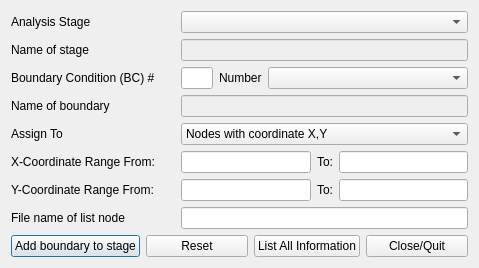
First picture: the form in Source codes/assignboundarycondition.ui, repository pham-hung/Conaxis, before the edit.
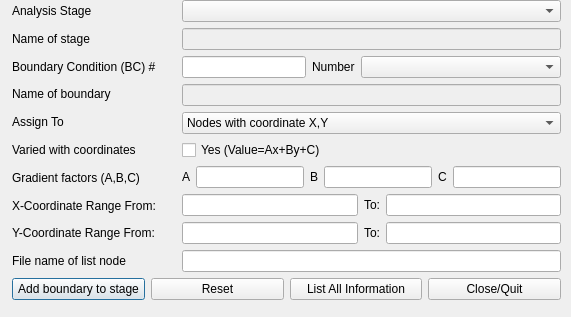
Second picture: the form after the edit.

Patch:
```diff
--- a/Source codes/assignboundarycondition.ui
+++ b/Source codes/assignboundarycondition.ui
@@ -6,16 +6,25 @@
    <rect>
     <x>0</x>
     <y>0</y>
-    <width>479</width>
-    <height>263</height>
+    <width>571</width>
+    <height>317</height>
    </rect>
   </property>
   <property name="windowTitle">
    <string>Assign Boundary Condition</string>
   </property>
+  <widget class="QWidget" name="">
+   <property name="geometry">
+    <rect>
+     <x>12</x>
+     <y>0</y>
+     <width>549</width>
+     <height>301</height>
+    </rect>
+   </property>
   <layout class="QVBoxLayout" name="verticalLayout_3">
    <item>
-    <layout class="QHBoxLayout" name="horizontalLayout_5">
+     <layout class="QHBoxLayout" name="horizontalLayout_9">
      <item>
       <layout class="QVBoxLayout" name="verticalLayout">
        <item>
@@ -53,6 +62,20 @@
          </property>
         </widget>
        </item>
+        <item>
+         <widget class="QLabel" name="label_12">
+          <property name="text">
+           <string>Varied with coordinates</string>
+          </property>
+         </widget>
+        </item>
+        <item>
+         <widget class="QLabel" name="label_15">
+          <property name="text">
+           <string>Gradient factors (A,B,C)</string>
+          </property>
+         </widget>
+        </item>
        <item>
         <widget class="QLabel" name="label_6">
          <property name="text">
@@ -89,7 +112,7 @@
         </widget>
        </item>
        <item>
-        <layout class="QHBoxLayout" name="horizontalLayout">
+         <layout class="QHBoxLayout" name="horizontalLayout_5">
          <item>
           <widget class="QLineEdit" name="stageBoundaryIndexLine"/>
          </item>
@@ -134,8 +157,61 @@
         </widget>
        </item>
        <item>
+         <widget class="QCheckBox" name="gradientCheck">
+          <property name="text">
+           <string>Yes (Value=Ax+By+C) </string>
+          </property>
+         </widget>
+        </item>
+        <item>
+         <layout class="QHBoxLayout" name="horizontalLayout_4">
+          <item>
+           <layout class="QHBoxLayout" name="horizontalLayout_3">
+            <item>
+             <widget class="QLabel" name="label_13">
+              <property name="text">
+               <string>A</string>
+              </property>
+             </widget>
+            </item>
+            <item>
+             <widget class="QLineEdit" name="aFactorLine"/>
+            </item>
+           </layout>
+          </item>
+          <item>
         <layout class="QHBoxLayout" name="horizontalLayout_2">
          <item>
+             <widget class="QLabel" name="label_14">
+              <property name="text">
+               <string>B</string>
+              </property>
+             </widget>
+            </item>
+            <item>
+             <widget class="QLineEdit" name="bFactorLine"/>
+            </item>
+           </layout>
+          </item>
+          <item>
+           <layout class="QHBoxLayout" name="horizontalLayout">
+            <item>
+             <widget class="QLabel" name="label_16">
+              <property name="text">
+               <string>C</string>
+              </property>
+             </widget>
+            </item>
+            <item>
+             <widget class="QLineEdit" name="cFactorLine"/>
+            </item>
+           </layout>
+          </item>
+         </layout>
+        </item>
+        <item>
+         <layout class="QHBoxLayout" name="horizontalLayout_6">
+          <item>
           <widget class="QLineEdit" name="x0Line"/>
          </item>
          <item>
@@ -151,7 +227,7 @@
         </layout>
        </item>
        <item>
-        <layout class="QHBoxLayout" name="horizontalLayout_3">
+         <layout class="QHBoxLayout" name="horizontalLayout_7">
          <item>
           <widget class="QLineEdit" name="y0Line"/>
          </item>
@@ -175,7 +251,7 @@
     </layout>
    </item>
    <item>
-    <layout class="QHBoxLayout" name="horizontalLayout_4">
+     <layout class="QHBoxLayout" name="horizontalLayout_8">
      <item>
       <widget class="QPushButton" name="addButton">
        <property name="text">
@@ -207,6 +283,15 @@
     </layout>
    </item>
   </layout>
+  </widget>
+  <zorder>aFactorLine</zorder>
+  <zorder>label_13</zorder>
+  <zorder>label_14</zorder>
+  <zorder>bFactorLine</zorder>
+  <zorder>label_15</zorder>
+  <zorder>label_16</zorder>
+  <zorder>cFactorLine</zorder>
+  <zorder>cFactorLine</zorder>
  </widget>
  <resources/>
  <connections/>
```
Lines whose indentation alone changed are shown as unchanged.
